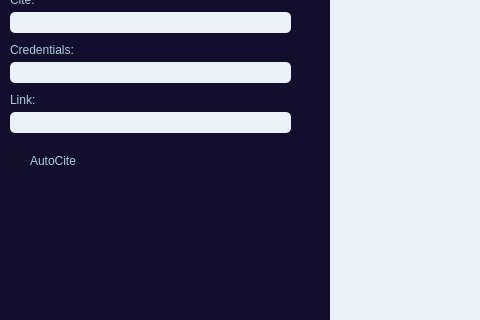
http-samc/cut-it, file optional resources/cut-it.ui: the form before one commit; both pictures show x 0 to 480 and y 118 to 438 of the 890 by 580 pixel window.
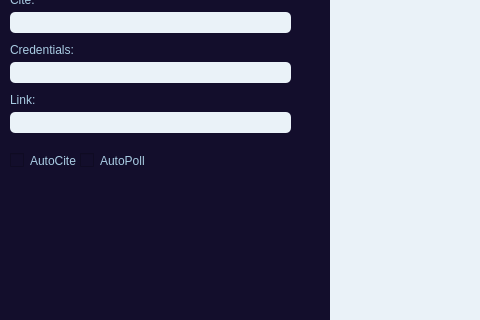
The form after the commit. Icons and pictures are not drawn.

Patch:
```diff
--- a/optional resources/cut-it.ui
+++ b/optional resources/cut-it.ui
@@ -293,6 +293,22 @@
      <string>v.1.0.0 </string>
     </property>
    </widget>
+   <widget class="QCheckBox" name="cite_box_2">
+    <property name="geometry">
+     <rect>
+      <x>80</x>
+      <y>270</y>
+      <width>70</width>
+      <height>17</height>
+     </rect>
+    </property>
+    <property name="styleSheet">
+     <string notr="true">color: rgb(169, 204, 227)</string>
+    </property>
+    <property name="text">
+     <string>AutoPoll</string>
+    </property>
+   </widget>
    <zorder>OTR_logo</zorder>
    <zorder>evidence_box</zorder>
    <zorder>warrant_input</zorder>
@@ -308,6 +324,7 @@
    <zorder>cite_box</zorder>
    <zorder>OTR_brand_label</zorder>
    <zorder>version</zorder>
+   <zorder>cite_box_2</zorder>
   </widget>
   <widget class="QStatusBar" name="statusbar"/>
  </widget>
```
